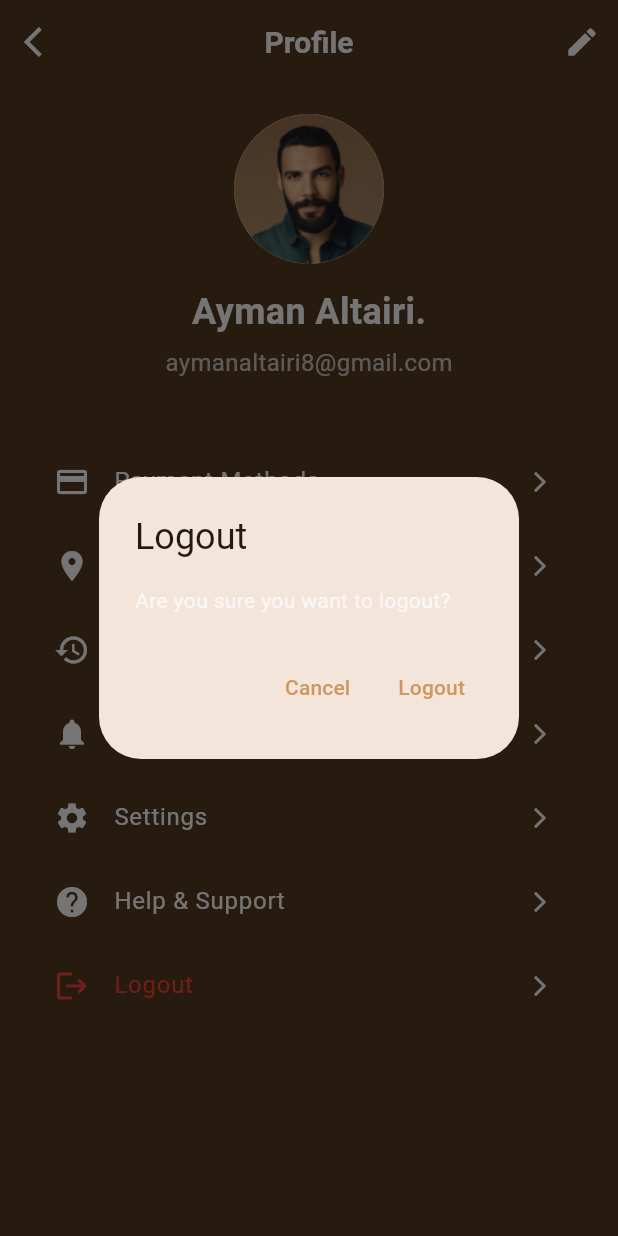
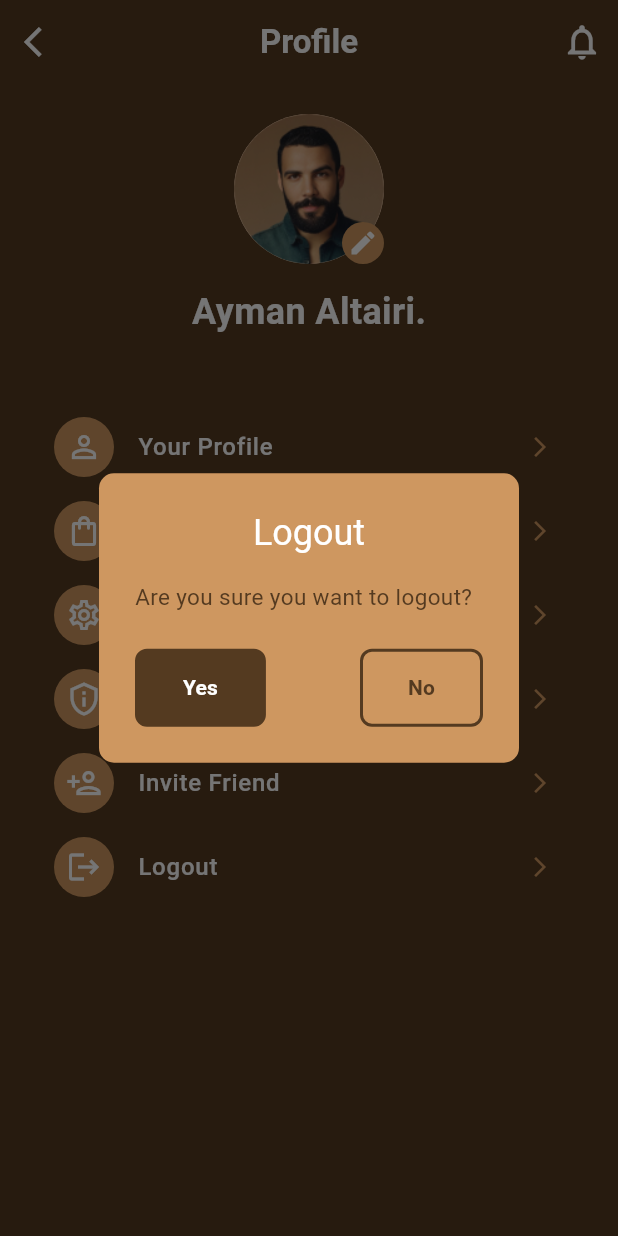
Before and after one commit to AymanAltairi73/CupCraft-Modern-Coffee-Shop-App, a Flutter app: the ProfileScreen screen opened by its route, after a tap on "Logout", on a phone screen of 412 x 824 dp. Run offline on Flutter 3.47's test engine with Material 3 defaults, Android fonts, the phone set to English and light mode, and no system bars; our stand-ins replace font_awesome_flutter, smooth_page_indicator; Roboto replaces fonts that are missing (Montserrat).

```diff
--- a/lib/Presentation/pages/profile_screen.dart
+++ b/lib/Presentation/pages/profile_screen.dart
@@ -1,7 +1,7 @@
 import 'package:flutter/material.dart';
+import 'package:font_awesome_flutter/font_awesome_flutter.dart';
 
 import '../../core/utility/navigation_helper.dart';
-
 
 class ProfileScreen extends StatelessWidget {
   const ProfileScreen({super.key});
@@ -18,19 +18,8 @@ class ProfileScreen extends StatelessWidget {
         backgroundColor: const Color(0xFF543A20),
         appBar: _buildAppBar(context),
         body: _buildBody(context),
-//      bottomNavigationBar: CustomBottomNavBar(
-//   selectedIndex: _selectedIndex,
-//   onItemSelected: (index) {
-//     NavigationHelper.navigateToPage(
-//       context,
-//       index,
-//       coffeeList: [],  // Since ProfileScreen doesn't manage coffee list
-//       onCartChanged: (_, {isSelected, quantity}) {},  // Empty callback
-//       onFavoriteChanged: (_) {},  // Empty callback
-//     );
-//   },
-// ),
-     ));
+      ),
+    );
   }
 
   AppBar _buildAppBar(BuildContext context) {
@@ -45,15 +34,15 @@ class ProfileScreen extends StatelessWidget {
         'Profile',
         style: TextStyle(
           color: Colors.white,
-          fontSize: 20,
+          fontSize: 22,
           fontWeight: FontWeight.bold,
         ),
       ),
       centerTitle: true,
       actions: [
         IconButton(
-          icon: const Icon(Icons.edit, color: Colors.white),
-          onPressed: () => _navigateToEditProfile(context),
+          icon: const Icon(Icons.notifications_none, color: Colors.white, size: 28,),
+          onPressed: () => Navigator.pushNamed(context, '/notifications'),
         ),
       ],
     );
@@ -84,18 +73,22 @@ class ProfileScreen extends StatelessWidget {
                 radius: 50,
                 backgroundImage: AssetImage('assets/images/profile.png'),
               ),
-              // Positioned(
-              //   right: 0,
-              //   bottom: 0,
-              //   child: Container(
-              //     padding: const EdgeInsets.all(4),
-              //     decoration: const BoxDecoration(
-              //       color: Color(0xFFCE9760),
-              //       shape: BoxShape.circle,
-              //     ),
-              //     child: const Icon(Icons.edit, color: Colors.white, size: 20),
-              //   ),
-              // ),
+              Positioned(
+                right: 0,
+                bottom: 0,
+                child: Container(
+                  padding: const EdgeInsets.all(4),
+                  decoration: const BoxDecoration(
+                    color: Color(0xFFCE9760),
+                    shape: BoxShape.circle,
+                  ),
+                  child: const Icon(
+                    Icons.edit,
+                    color: Colors.white,
+                    size: 20,
+                  ),
+                ),
+              ),
             ],
           ),
           const SizedBox(height: 15),
@@ -108,41 +101,14 @@ class ProfileScreen extends StatelessWidget {
             ),
           ),
           const SizedBox(height: 5),
-          Text(
-            'aymanaltairi8@gmail.com',
-            style: TextStyle(
-              color: Colors.white.withOpacity(0.7),
-              fontSize: 16,
-            ),
-          ),
         ],
       ),
     );
   }
-  void _navigateToEditProfile(BuildContext context) {
-    Navigator.pushNamed(context, '/edit-profile');
-  }
 
-  void _navigateToPaymentMethods(BuildContext context) {
-    Navigator.pushNamed(context, '/payment-methods');
-  }
-
-  void _navigateToAddresses(BuildContext context) {
-    Navigator.pushNamed(context, '/addresses');
-  }
-
-  void _navigateToOrderHistory(BuildContext context) {
-    Navigator.pushNamed(context, '/order-history');
-  }
-
-  void _navigateToSettings(BuildContext context) {
-    Navigator.pushNamed(context, '/settings');
-  }
-
-  void _navigateToSupport(BuildContext context) {
-    Navigator.pushNamed(context, '/support');
-  }
-
+  // void _navigateToEditProfile(BuildContext context) {
+  //   Navigator.pushNamed(context, '/edit-profile');
+  // }
 
   Widget _buildMenuItems(BuildContext context) {
     return Container(
@@ -150,40 +116,36 @@ class ProfileScreen extends StatelessWidget {
       child: Column(
         children: [
           _buildMenuItem(
-            icon: Icons.payment,
-            title: 'Payment Methods',
-            onTap: () => _navigateToPaymentMethods(context),
+            icon: Icons.person_outline,
+            title: 'Your Profile',
+            onTap: () {},
           ),
           _buildMenuItem(
-            icon: Icons.location_on,
-            title: 'Delivery Address',
-            onTap: () => _navigateToAddresses(context),
+            icon: Icons.shopping_bag_outlined,
+            title: 'My Orders',
+            onTap: () => Navigator.pushNamed(context, '/my-orders'),
+          ),
+
+          _buildMenuItem(
+            icon: Icons.settings_outlined,
+            title: 'Setting',
+            onTap: () => Navigator.pushNamed(context, '/settings'),
           ),
           _buildMenuItem(
-            icon: Icons.history,
-            title: 'Order History',
-            onTap: () => _navigateToOrderHistory(context),
+            icon: Icons.privacy_tip_outlined,
+            title: 'Privacy policy',
+            onTap: () => Navigator.pushNamed(context, '/privacy-policy'),
           ),
           _buildMenuItem(
-            icon: Icons.notifications,
-            title: 'Notifications',
-            onTap: () => NavigationHelper.goToNotifications(context),
-          ),
-          _buildMenuItem(
-            icon: Icons.settings,
-            title: 'Settings',
-            onTap: () => _navigateToSettings(context),
-          ),
-          _buildMenuItem(
-            icon: Icons.help,
-            title: 'Help & Support',
-            onTap: () => _navigateToSupport(context),
+            icon: Icons.person_add_outlined,
+            title: 'Invite Friend',
+            onTap: () => _showInviteFriendDialog(context),
           ),
           _buildMenuItem(
             icon: Icons.logout,
             title: 'Logout',
             onTap: () => _showLogoutDialog(context),
-            textColor: Colors.red,
+            //textColor: Colors.red,
           ),
         ],
       ),
@@ -197,90 +159,175 @@ class ProfileScreen extends StatelessWidget {
     Color? textColor,
   }) {
     return ListTile(
-        leading: Icon(icon, color: textColor ?? Colors.white),
+      leading: Container(
+        width: 40,
+        height: 40,
+        decoration: BoxDecoration(
+          color: const Color(0xFFCE9760),
+          borderRadius: BorderRadius.circular(20),
+        ),
+        child: Icon(icon, color: Colors.white),
+      ),
       title: Text(
         title,
         style: TextStyle(
           color: textColor ?? Colors.white,
           fontSize: 16,
+          fontWeight: FontWeight.w500,
         ),
       ),
-      // leading: Container(
-      //   width: 40,
-      //   height: 40,
-      //   decoration: BoxDecoration(
-      //     color: const Color(0xFFCE9760),
-      //     borderRadius: BorderRadius.circular(20),
-      //   ),
-      //   child: Icon(icon, color: Colors.white),
-      // ),
-      //  title: Text(
-      //   title,
-      //   style: TextStyle(
-      //     color: textColor ?? Colors.white,
-      //     fontSize: 16,
-      //   ),
-      // ),
+
       trailing: const Icon(
         Icons.arrow_forward_ios,
-        color: Colors.white,
+        color: Color(0xFFCE9760),
         size: 16,
       ),
       onTap: onTap,
     );
   }
+
   void _showLogoutDialog(BuildContext context) {
     showDialog(
       context: context,
-      builder: (context) => AlertDialog(
-        title: const Text('Logout'),
-        content: const Text('Are you sure you want to logout?'),
+      builder:
+          (context) => AlertDialog(
+            backgroundColor: const Color(0xFFCE9760),
+            shape: RoundedRectangleBorder(
+              borderRadius: BorderRadius.circular(10),
+            ),
+            title: Center(
+              child: const Text(
+                'Logout',
+                style: TextStyle(color: Colors.white),
+              ),
+            ),
+            content: const Text(
+              'Are you sure you want to logout?',
+              style: TextStyle(color: Color(0xFF543A20), fontSize: 15),
+            ),
             actions: [
-          TextButton(
+              Row(
+                mainAxisAlignment: MainAxisAlignment.spaceBetween,
+                children: [
+                  Container(
+                    decoration: BoxDecoration(
+                      border: Border.all(color: Color(0xFF543A20), width: 2),
+                      borderRadius: BorderRadius.circular(8),
+                      color: const Color(0xFF543A20),
+                    ),
+                    child: TextButton(
+                      onPressed: () {
+                        Navigator.pop(context);
+                      Navigator.pushNamed(context, '/login');
+                      },
+                      style: TextButton.styleFrom(
+                        padding: const EdgeInsets.symmetric(
+                          horizontal: 30,
+                          vertical: 10,
+                        ),
+                      ),
+                      child: const Text(
+                        'Yes',
+                        style: TextStyle(
+                          color: Colors.white,
+                          fontWeight: FontWeight.bold,
+                        ),
+                      ),
+                    ),
+                  ),
+                  Container(
+                    decoration: BoxDecoration(
+                      border: Border.all(
+                        color: const Color(0xFF543A20),
+                        width: 2,
+                      ),
+                      borderRadius: BorderRadius.circular(8),
+                    ),
+                    child: TextButton(
                       onPressed: () => Navigator.pop(context),
-            child: const Text('Cancel'),
+                      style: TextButton.styleFrom(
+                        padding: const EdgeInsets.symmetric(
+                          horizontal: 30,
+                          vertical: 10,
                         ),
-          TextButton(
-            onPressed: () {
-
-              Navigator.pop(context);
-              NavigationHelper.navigateToPage(context, 0);
-            },
-            child: const Text('Logout'),
+                      ),
+                      child: const Text(
+                        'No',
+                        style: TextStyle(
+                          color: Color(0xFF543A20),
+                          fontWeight: FontWeight.bold,
+                        ),
+                      ),
+                    ),
+                  ),
+                ],
               ),
             ],
           ),
     );
   }
 
-//   Widget _buildBottomNavBar() {
-//     return Container(
-//       height: 70,
-//       decoration: BoxDecoration(
-//         color: const Color(0xFFCE9760),
-//         borderRadius: const BorderRadius.vertical(top: Radius.circular(30)),
-//         boxShadow: [
-//           BoxShadow(color: Colors.black.withOpacity(0.1), blurRadius: 10),
-//         ],
-//       ),
-//       child: Row(
-//         mainAxisAlignment: MainAxisAlignment.spaceEvenly,
-//         children: [
-//           _buildNavItem(Icons.home_outlined, true),
-//           _buildNavItem(Icons.shopping_cart_outlined, false),
-//           _buildNavItem(Icons.favorite_border, false),
-//           _buildNavItem(Icons.person_outline, false),
-//         ],
-//       ),
-//     );
-//   }
+  void _showInviteFriendDialog(BuildContext context) {
+    showDialog(
+      context: context,
+      builder:
+          (context) => AlertDialog(
+            backgroundColor: const Color(0xFFCE9760),
+            shape: RoundedRectangleBorder(
+              borderRadius: BorderRadius.circular(15),
+            ),
+            title: const Text(
+              'Share App',
+              style: TextStyle(
+                color: Colors.white,
+                fontWeight: FontWeight.bold,
+              ),
+            ),
+            content: Column(
+              mainAxisSize: MainAxisSize.min,
+              children: [
+                const Text(
+                  'Share this app with your friends',
+                  style: TextStyle(color: Colors.white),
+                ),
+                const SizedBox(height: 20),
+                Row(
+                  mainAxisAlignment: MainAxisAlignment.spaceEvenly,
+                  children: [
+                    _buildShareButton(
+                       icon: FontAwesomeIcons.whatsapp,  // استخدم هذه الأيقو
+                      onTap: () => Navigator.pop(context),
+                    ),
+                    _buildShareButton(
+                      icon: Icons.facebook,
+                      onTap: () => Navigator.pop(context),
+                    ),
+                    _buildShareButton(
+                      icon: Icons.copy,
+                      onTap: () => Navigator.pop(context),
+                    ),
+                  ],
+                ),
+              ],
+            ),
+          ),
+    );
+  }
 
-//   Widget _buildNavItem(IconData icon, bool isSelected) {
-//     return Icon(
-//       icon,
-//       color: isSelected ? Colors.white : Colors.white.withOpacity(0.5),
-//       size: 28,
-//     );
-//   }
-// }
+  Widget _buildShareButton({
+    required IconData icon,
+    required VoidCallback onTap,
+  }) {
+    return Container(
+      decoration: BoxDecoration(
+        color: const Color(0xFF543A20),
+        borderRadius: BorderRadius.circular(12),
+        border: Border.all(color: Colors.white, width: 1),
+      ),
+      child: IconButton(
+        icon: Icon(icon, color: Colors.white),
+        onPressed: onTap,
+      ),
+    );
   }
+}
```
Lines whose indentation alone changed are shown as unchanged.
